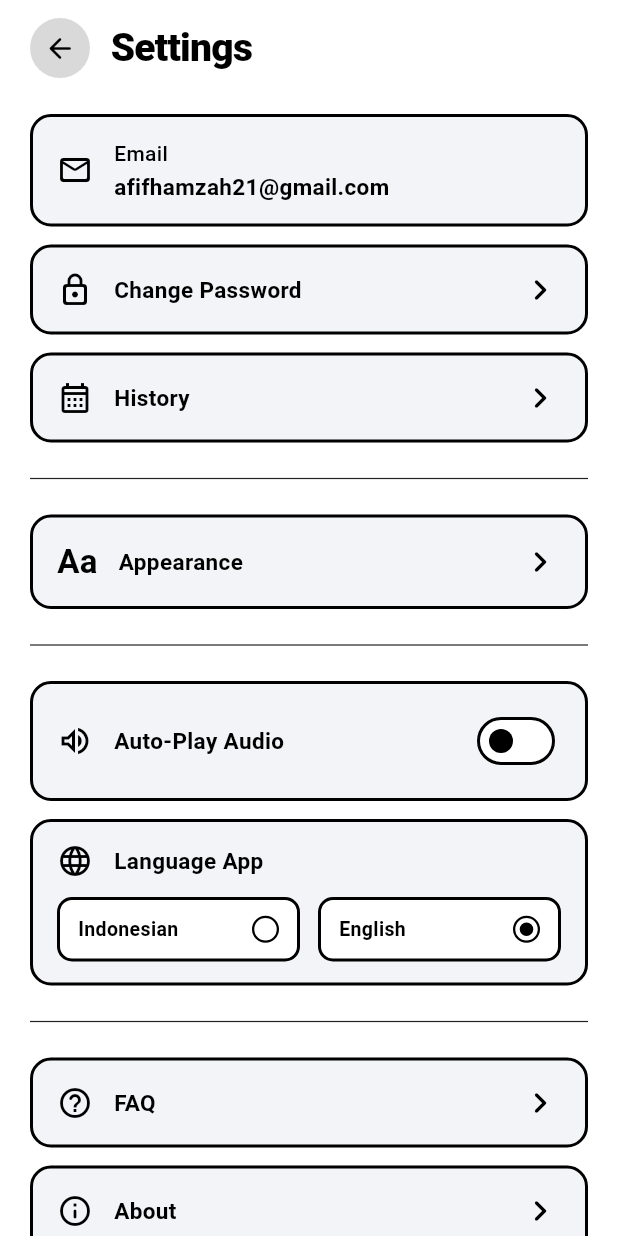
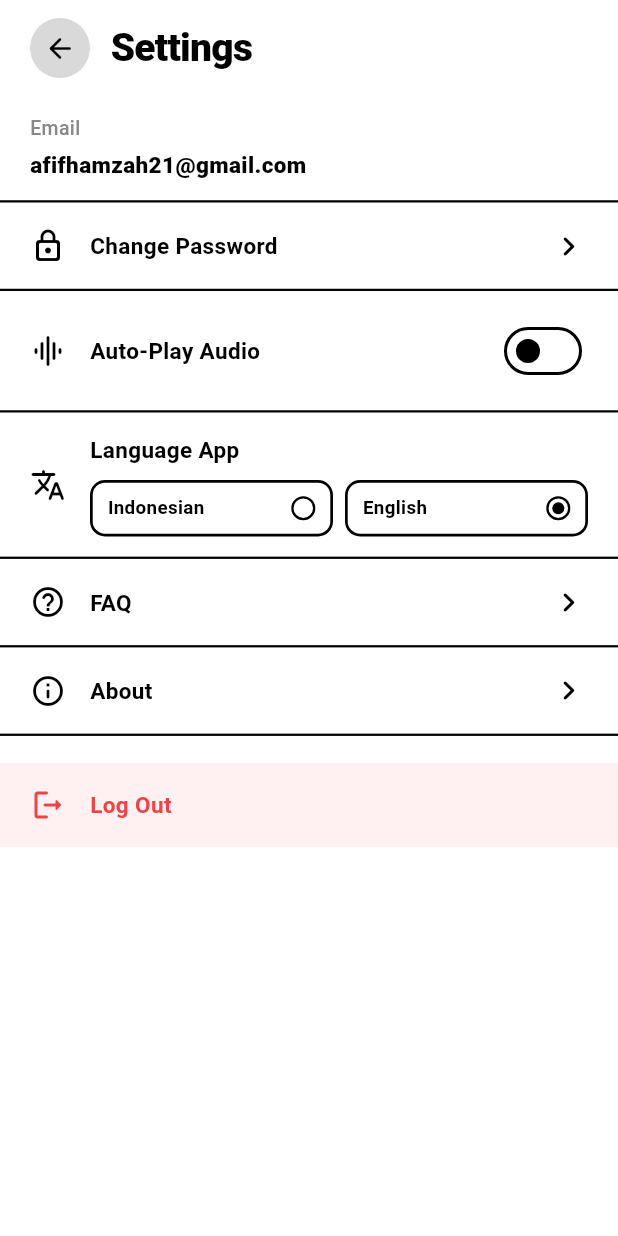
Before and after one commit to senjaikuyo/eye_lens, a Flutter app: the SettingsScreen screen opened directly, on a phone screen of 412 x 824 dp. Run offline on Flutter 3.47's test engine with Material 3 defaults, Android fonts, the phone set to English and light mode, and no system bars.

Commit message:
feat: update settings screen to flat list layout matching new UI

```diff
--- a/lib/screens/settings/settings_screen.dart
+++ b/lib/screens/settings/settings_screen.dart
@@ -5,8 +5,6 @@ import '../../core/app_strings.dart';
 import '../../providers/language_provider.dart';
 import '../../providers/theme_provider.dart';
 import '../auth/login_screen.dart';
-import '../history/history_screen.dart';
-import 'appearance_screen.dart';
 import 'change_password_screen.dart';
 import 'faq_screen.dart';
 
@@ -62,7 +60,7 @@ class _SettingsScreenState extends State<SettingsScreen> {
               ),
             ),
             onPressed: () {
-              Navigator.of(dialogContext).pop(); // Close dialog
+              Navigator.of(dialogContext).pop();
               Navigator.of(context).pushAndRemoveUntil(
                 MaterialPageRoute(builder: (context) => const LoginScreen()),
                 (route) => false,
@@ -78,42 +76,23 @@ class _SettingsScreenState extends State<SettingsScreen> {
     );
   }
 
-  Widget _buildCard({
-    required bool isDark,
-    required bool isHighContrast,
+  Widget _buildListTile({
     required Widget icon,
     required Widget child,
     VoidCallback? onTap,
     Widget? trailing,
-    bool isDestructive = false,
+    EdgeInsetsGeometry padding = const EdgeInsets.symmetric(horizontal: 20, vertical: 16),
   }) {
-    final borderColor = isDestructive
-        ? const Color(0xFFEF4444)
-        : (isHighContrast
-            ? (isDark ? Colors.white : Colors.black)
-            : (isDark ? const Color(0xFF333333) : const Color(0xFFDDE3EA)));
-
-    final borderWidth = isHighContrast ? 2.0 : 1.0;
-
     return Material(
-      color: isDark ? const Color(0xFF1E1E1E) : const Color(0xFFF2F4F7),
-      borderRadius: BorderRadius.circular(14),
+      color: Colors.transparent,
       child: InkWell(
         onTap: onTap,
-        borderRadius: BorderRadius.circular(14),
-        child: Container(
-          padding: const EdgeInsets.symmetric(horizontal: 16, vertical: 14),
-          decoration: BoxDecoration(
-            borderRadius: BorderRadius.circular(14),
-            border: Border.all(
-              color: borderColor,
-              width: borderWidth,
-            ),
-          ),
+        child: Padding(
+          padding: padding,
           child: Row(
             children: [
               icon,
-              const SizedBox(width: 14),
+              const SizedBox(width: 16),
               Expanded(child: child),
               ?trailing,
             ],
@@ -132,18 +111,24 @@ class _SettingsScreenState extends State<SettingsScreen> {
     final languageProvider = context.watch<LanguageProvider>();
     final selectedLanguage = languageProvider.language;
 
+    final dividerColor = isHighContrast
+        ? (isDark ? Colors.white : Colors.black)
+        : (isDark ? const Color(0xFF2A2A2A) : const Color(0xFFEDEDED));
+    final dividerThickness = isHighContrast ? 1.5 : 0.8;
+
     return Scaffold(
       backgroundColor: isDark ? AppColors.black : AppColors.white,
       body: SafeArea(
         child: SingleChildScrollView(
-          padding: const EdgeInsets.symmetric(horizontal: 20),
           child: Column(
             crossAxisAlignment: CrossAxisAlignment.start,
             children: [
               const SizedBox(height: 12),
 
               // Header: Back Button + "Settings"
-              Row(
+              Padding(
+                padding: const EdgeInsets.symmetric(horizontal: 20),
+                child: Row(
                   children: [
                     Container(
                       width: 40,
@@ -176,48 +161,42 @@ class _SettingsScreenState extends State<SettingsScreen> {
                     ),
                   ],
                 ),
+              ),
 
               const SizedBox(height: 24),
 
-              // 1. Email Card
-              _buildCard(
-                isDark: isDark,
-                isHighContrast: isHighContrast,
-                icon: Icon(
-                  Icons.mail_outline_rounded,
-                  color: isDark ? Colors.white : Colors.black,
-                  size: 24,
-                ),
+              // 1. Header Email Section (clean flat text)
+              Padding(
+                padding: const EdgeInsets.symmetric(horizontal: 20),
                 child: Column(
                   crossAxisAlignment: CrossAxisAlignment.start,
                   children: [
                     Text(
                       strings.email,
                       style: TextStyle(
-                        color: isDark ? const Color(0xFFAAAAAA) : AppColors.black,
-                        fontSize: 14,
+                        color: isDark ? const Color(0xFF888888) : const Color(0xFF888888),
+                        fontSize: 13,
                         fontWeight: FontWeight.w500,
                       ),
                     ),
-                    const SizedBox(height: 2),
+                    const SizedBox(height: 4),
                     Text(
                       'afifhamzah21@gmail.com',
                       style: TextStyle(
                         color: isDark ? Colors.white : AppColors.black,
                         fontSize: 15,
-                        fontWeight: FontWeight.w600,
+                        fontWeight: isHighContrast ? FontWeight.w800 : FontWeight.w600,
                       ),
                     ),
                   ],
                 ),
               ),
 
-              const SizedBox(height: 12),
+              const SizedBox(height: 14),
+              Divider(color: dividerColor, thickness: dividerThickness, height: 1),
 
               // 2. Change Password
-              _buildCard(
-                isDark: isDark,
-                isHighContrast: isHighContrast,
+              _buildListTile(
                 icon: Icon(
                   Icons.lock_outline_rounded,
                   color: isDark ? Colors.white : Colors.black,
@@ -228,13 +207,13 @@ class _SettingsScreenState extends State<SettingsScreen> {
                   style: TextStyle(
                     color: isDark ? Colors.white : AppColors.black,
                     fontSize: 15,
-                    fontWeight: FontWeight.w600,
+                    fontWeight: isHighContrast ? FontWeight.w700 : FontWeight.w500,
                   ),
                 ),
                 trailing: Icon(
                   Icons.chevron_right_rounded,
                   color: isDark ? const Color(0xFF777777) : Colors.black,
-                  size: 28,
+                  size: 26,
                 ),
                 onTap: () {
                   Navigator.of(context).push(
@@ -245,93 +224,12 @@ class _SettingsScreenState extends State<SettingsScreen> {
                 },
               ),
 
-              const SizedBox(height: 12),
+              Divider(color: dividerColor, thickness: dividerThickness, height: 1),
 
-              // 3. History
-              _buildCard(
-                isDark: isDark,
-                isHighContrast: isHighContrast,
+              // 3. Auto-Play Audio (with graphic_eq waveform icon from new UI)
+              _buildListTile(
                 icon: Icon(
-                  Icons.calendar_month_outlined,
-                  color: isDark ? Colors.white : Colors.black,
-                  size: 24,
-                ),
-                child: Text(
-                  strings.history,
-                  style: TextStyle(
-                    color: isDark ? Colors.white : AppColors.black,
-                    fontSize: 15,
-                    fontWeight: FontWeight.w600,
-                  ),
-                ),
-                trailing: Icon(
-                  Icons.chevron_right_rounded,
-                  color: isDark ? const Color(0xFF777777) : Colors.black,
-                  size: 28,
-                ),
-                onTap: () {
-                  Navigator.of(context).push(
-                    MaterialPageRoute(
-                      builder: (context) => const HistoryScreen(),
-                    ),
-                  );
-                },
-              ),
-
-              const SizedBox(height: 16),
-              Divider(
-                color: isDark ? const Color(0xFF333333) : const Color(0xFF222222),
-                thickness: 0.8,
-              ),
-              const SizedBox(height: 16),
-
-              // 4. Appearance
-              _buildCard(
-                isDark: isDark,
-                isHighContrast: isHighContrast,
-                icon: Text(
-                  'Aa',
-                  style: TextStyle(
-                    color: isDark ? Colors.white : Colors.black,
-                    fontSize: 22,
-                    fontWeight: FontWeight.w700,
-                  ),
-                ),
-                child: Text(
-                  strings.appearance,
-                  style: TextStyle(
-                    color: isDark ? Colors.white : AppColors.black,
-                    fontSize: 15,
-                    fontWeight: FontWeight.w600,
-                  ),
-                ),
-                trailing: Icon(
-                  Icons.chevron_right_rounded,
-                  color: isDark ? const Color(0xFF777777) : Colors.black,
-                  size: 28,
-                ),
-                onTap: () {
-                  Navigator.of(context).push(
-                    MaterialPageRoute(
-                      builder: (context) => const AppearanceScreen(),
-                    ),
-                  );
-                },
-              ),
-
-              const SizedBox(height: 16),
-              Divider(
-                color: isDark ? const Color(0xFF333333) : const Color(0xFF222222),
-                thickness: 0.8,
-              ),
-              const SizedBox(height: 16),
-
-              // 5. Auto-Play Audio Switch
-              _buildCard(
-                isDark: isDark,
-                isHighContrast: isHighContrast,
-                icon: Icon(
-                  Icons.volume_up_outlined,
+                  Icons.graphic_eq_rounded,
                   color: isDark ? Colors.white : Colors.black,
                   size: 24,
                 ),
@@ -340,7 +238,7 @@ class _SettingsScreenState extends State<SettingsScreen> {
                   style: TextStyle(
                     color: isDark ? Colors.white : AppColors.black,
                     fontSize: 15,
-                    fontWeight: FontWeight.w600,
+                    fontWeight: isHighContrast ? FontWeight.w700 : FontWeight.w500,
                   ),
                 ),
                 trailing: Switch(
@@ -354,43 +252,33 @@ class _SettingsScreenState extends State<SettingsScreen> {
                 ),
               ),
 
-              const SizedBox(height: 12),
+              Divider(color: dividerColor, thickness: dividerThickness, height: 1),
 
-              // 6. Language App Selector
-              Container(
-                padding: const EdgeInsets.symmetric(horizontal: 16, vertical: 14),
-                decoration: BoxDecoration(
-                  color: isDark ? const Color(0xFF1E1E1E) : const Color(0xFFF2F4F7),
-                  borderRadius: BorderRadius.circular(14),
-                  border: Border.all(
-                    color: isHighContrast
-                        ? (isDark ? Colors.white : Colors.black)
-                        : (isDark ? const Color(0xFF333333) : const Color(0xFFDDE3EA)),
-                    width: isHighContrast ? 2.0 : 1.0,
+              // 4. Language App Selector (with translate icon from new UI)
+              Padding(
+                padding: const EdgeInsets.symmetric(horizontal: 20, vertical: 14),
+                child: Row(
+                  crossAxisAlignment: CrossAxisAlignment.center,
+                  children: [
+                    Icon(
+                      Icons.translate_rounded,
+                      color: isDark ? Colors.white : Colors.black,
+                      size: 24,
                     ),
-                ),
+                    const SizedBox(width: 16),
+                    Expanded(
                       child: Column(
                         crossAxisAlignment: CrossAxisAlignment.start,
                         children: [
-                    Row(
-                      children: [
-                        Icon(
-                          Icons.language_rounded,
-                          color: isDark ? Colors.white : Colors.black,
-                          size: 24,
-                        ),
-                        const SizedBox(width: 14),
                           Text(
                             strings.languageApp,
                             style: TextStyle(
                               color: isDark ? Colors.white : AppColors.black,
                               fontSize: 15,
-                            fontWeight: FontWeight.w600,
+                              fontWeight: isHighContrast ? FontWeight.w700 : FontWeight.w500,
                             ),
                           ),
-                      ],
-                    ),
-                    const SizedBox(height: 12),
+                          const SizedBox(height: 10),
                           Row(
                             children: [
                               // Indonesian Radio Pill
@@ -404,8 +292,8 @@ class _SettingsScreenState extends State<SettingsScreen> {
                                     },
                                     child: Container(
                                       padding: const EdgeInsets.symmetric(
-                                  horizontal: 12,
-                                  vertical: 10,
+                                        horizontal: 10,
+                                        vertical: 8,
                                       ),
                                       decoration: BoxDecoration(
                                         color: isDark ? const Color(0xFF2A2A2A) : Colors.white,
@@ -414,7 +302,7 @@ class _SettingsScreenState extends State<SettingsScreen> {
                                           color: isHighContrast
                                               ? (isDark ? Colors.white : Colors.black)
                                               : (isDark ? const Color(0xFF555555) : Colors.black),
-                                    width: isHighContrast ? 2.0 : 1.0,
+                                          width: isHighContrast ? 1.8 : 1.0,
                                         ),
                                       ),
                                       child: Row(
@@ -425,13 +313,13 @@ class _SettingsScreenState extends State<SettingsScreen> {
                                             strings.indonesian,
                                             style: TextStyle(
                                               color: isDark ? Colors.white : Colors.black,
-                                        fontSize: 13,
+                                              fontSize: 12.5,
                                               fontWeight: FontWeight.w600,
                                             ),
                                           ),
                                           Container(
-                                      width: 18,
-                                      height: 18,
+                                            width: 16,
+                                            height: 16,
                                             decoration: BoxDecoration(
                                               shape: BoxShape.circle,
                                               border: Border.all(
@@ -442,8 +330,8 @@ class _SettingsScreenState extends State<SettingsScreen> {
                                             child: selectedLanguage == 'Indonesian'
                                                 ? Center(
                                                     child: Container(
-                                                width: 9,
-                                                height: 9,
+                                                      width: 8,
+                                                      height: 8,
                                                       decoration: BoxDecoration(
                                                         color: isDark ? Colors.white : Colors.black,
                                                         shape: BoxShape.circle,
@@ -458,7 +346,7 @@ class _SettingsScreenState extends State<SettingsScreen> {
                                   ),
                                 ),
                               ),
-                        const SizedBox(width: 12),
+                              const SizedBox(width: 8),
 
                               // English Radio Pill
                               Expanded(
@@ -471,8 +359,8 @@ class _SettingsScreenState extends State<SettingsScreen> {
                                     },
                                     child: Container(
                                       padding: const EdgeInsets.symmetric(
-                                  horizontal: 12,
-                                  vertical: 10,
+                                        horizontal: 10,
+                                        vertical: 8,
                                       ),
                                       decoration: BoxDecoration(
                                         color: isDark ? const Color(0xFF2A2A2A) : Colors.white,
@@ -481,7 +369,7 @@ class _SettingsScreenState extends State<SettingsScreen> {
                                           color: isHighContrast
                                               ? (isDark ? Colors.white : Colors.black)
                                               : (isDark ? const Color(0xFF555555) : Colors.black),
-                                    width: isHighContrast ? 2.0 : 1.0,
+                                          width: isHighContrast ? 1.8 : 1.0,
                                         ),
                                       ),
                                       child: Row(
@@ -492,13 +380,13 @@ class _SettingsScreenState extends State<SettingsScreen> {
                                             strings.english,
                                             style: TextStyle(
                                               color: isDark ? Colors.white : Colors.black,
-                                        fontSize: 13,
+                                              fontSize: 12.5,
                                               fontWeight: FontWeight.w600,
                                             ),
                                           ),
                                           Container(
-                                      width: 18,
-                                      height: 18,
+                                            width: 16,
+                                            height: 16,
                                             decoration: BoxDecoration(
                                               shape: BoxShape.circle,
                                               border: Border.all(
@@ -509,8 +397,8 @@ class _SettingsScreenState extends State<SettingsScreen> {
                                             child: selectedLanguage == 'English'
                                                 ? Center(
                                                     child: Container(
-                                                width: 9,
-                                                height: 9,
+                                                      width: 8,
+                                                      height: 8,
                                                       decoration: BoxDecoration(
                                                         color: isDark ? Colors.white : Colors.black,
                                                         shape: BoxShape.circle,
@@ -530,18 +418,14 @@ class _SettingsScreenState extends State<SettingsScreen> {
                         ],
                       ),
                     ),
+                  ],
+                ),
+              ),
 
-              const SizedBox(height: 16),
-              Divider(
-                color: isDark ? const Color(0xFF333333) : const Color(0xFF222222),
-                thickness: 0.8,
-              ),
-              const SizedBox(height: 16),
+              Divider(color: dividerColor, thickness: dividerThickness, height: 1),
 
-              // 7. FAQ
-              _buildCard(
-                isDark: isDark,
-                isHighContrast: isHighContrast,
+              // 5. FAQ
+              _buildListTile(
                 icon: Icon(
                   Icons.help_outline_rounded,
                   color: isDark ? Colors.white : Colors.black,
@@ -552,13 +436,13 @@ class _SettingsScreenState extends State<SettingsScreen> {
                   style: TextStyle(
                     color: isDark ? Colors.white : AppColors.black,
                     fontSize: 15,
-                    fontWeight: FontWeight.w600,
+                    fontWeight: isHighContrast ? FontWeight.w700 : FontWeight.w500,
                   ),
                 ),
                 trailing: Icon(
                   Icons.chevron_right_rounded,
                   color: isDark ? const Color(0xFF777777) : Colors.black,
-                  size: 28,
+                  size: 26,
                 ),
                 onTap: () {
                   Navigator.of(context).push(
@@ -569,12 +453,10 @@ class _SettingsScreenState extends State<SettingsScreen> {
                 },
               ),
 
-              const SizedBox(height: 12),
+              Divider(color: dividerColor, thickness: dividerThickness, height: 1),
 
-              // 8. About
-              _buildCard(
-                isDark: isDark,
-                isHighContrast: isHighContrast,
+              // 6. About
+              _buildListTile(
                 icon: Icon(
                   Icons.info_outline_rounded,
                   color: isDark ? Colors.white : Colors.black,
@@ -585,13 +467,13 @@ class _SettingsScreenState extends State<SettingsScreen> {
                   style: TextStyle(
                     color: isDark ? Colors.white : AppColors.black,
                     fontSize: 15,
-                    fontWeight: FontWeight.w600,
+                    fontWeight: isHighContrast ? FontWeight.w700 : FontWeight.w500,
                   ),
                 ),
                 trailing: Icon(
                   Icons.chevron_right_rounded,
                   color: isDark ? const Color(0xFF777777) : Colors.black,
-                  size: 28,
+                  size: 26,
                 ),
                 onTap: () {
                   showAboutDialog(
@@ -603,24 +485,26 @@ class _SettingsScreenState extends State<SettingsScreen> {
                 },
               ),
 
-              const SizedBox(height: 16),
-              Divider(
-                color: isDark ? const Color(0xFF333333) : const Color(0xFF222222),
-                thickness: 0.8,
-              ),
-              const SizedBox(height: 16),
+              Divider(color: dividerColor, thickness: dividerThickness, height: 1),
 
-              // 9. LOG OUT BUTTON
-              _buildCard(
-                isDark: isDark,
-                isHighContrast: isHighContrast,
-                isDestructive: true,
-                icon: const Icon(
+              const SizedBox(height: 18),
+
+              // 7. LOGOUT ROW with soft pink container (matching new UI setting.png)
+              Material(
+                color: isDark ? const Color(0xFF2A1517) : const Color(0xFFFFF1F2),
+                child: InkWell(
+                  onTap: () => _showLogoutDialog(context, strings, isDark),
+                  child: Padding(
+                    padding: const EdgeInsets.symmetric(horizontal: 20, vertical: 16),
+                    child: Row(
+                      children: [
+                        const Icon(
                           Icons.logout_rounded,
                           color: Color(0xFFEF4444),
                           size: 24,
                         ),
-                child: Text(
+                        const SizedBox(width: 16),
+                        Text(
                           strings.logOut,
                           style: const TextStyle(
                             color: Color(0xFFEF4444),
@@ -628,12 +512,10 @@ class _SettingsScreenState extends State<SettingsScreen> {
                             fontWeight: FontWeight.w700,
                           ),
                         ),
-                trailing: const Icon(
-                  Icons.chevron_right_rounded,
-                  color: Color(0xFFEF4444),
-                  size: 28,
+                      ],
                     ),
-                onTap: () => _showLogoutDialog(context, strings, isDark),
+                  ),
+                ),
               ),
 
               const SizedBox(height: 36),
```
Lines whose indentation alone changed are shown as unchanged.
